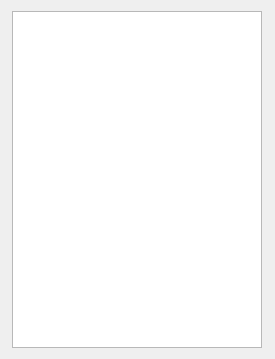
LuisFers2901/PacMan_Practica_5, file widget.ui: the form before one commit.
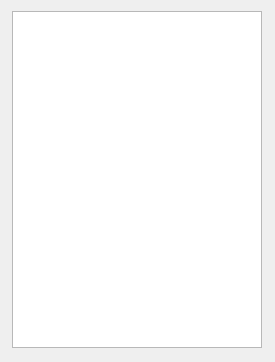
The form after the commit.

Patch:
```diff
--- a/widget.ui
+++ b/widget.ui
@@ -10,7 +10,7 @@
     <x>0</x>
     <y>0</y>
     <width>275</width>
-    <height>359</height>
+    <height>362</height>
    </rect>
   </property>
   <property name="sizePolicy">
```
